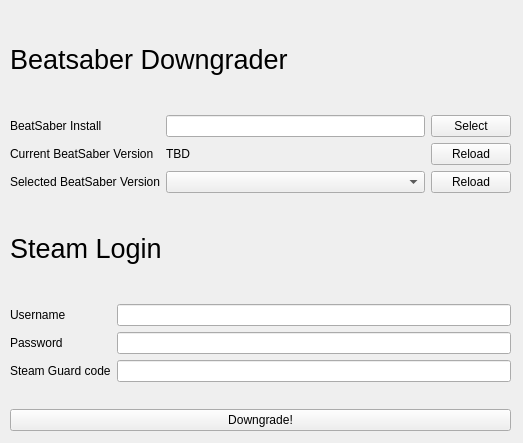
Qt form Main.ui (RedstoneLP2/BeatSaber-Downgrader) before a commit.
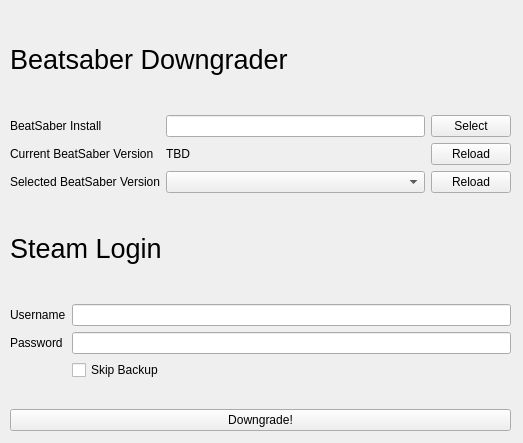
The same form after that commit.

The edit to the form file:
```diff
--- a/Main.ui
+++ b/Main.ui
@@ -68,16 +68,13 @@
          </property>
         </widget>
        </item>
-       <item row="2" column="0">
-        <widget class="QLabel" name="label_4">
+       <item row="2" column="1">
+        <widget class="QCheckBox" name="SkipBackup">
          <property name="text">
-          <string>Steam Guard code</string>
+          <string>Skip Backup</string>
          </property>
         </widget>
        </item>
-       <item row="2" column="1">
-        <widget class="QLineEdit" name="SteamGuardEntry"/>
-       </item>
       </layout>
      </item>
      <item row="2" column="1">
```
